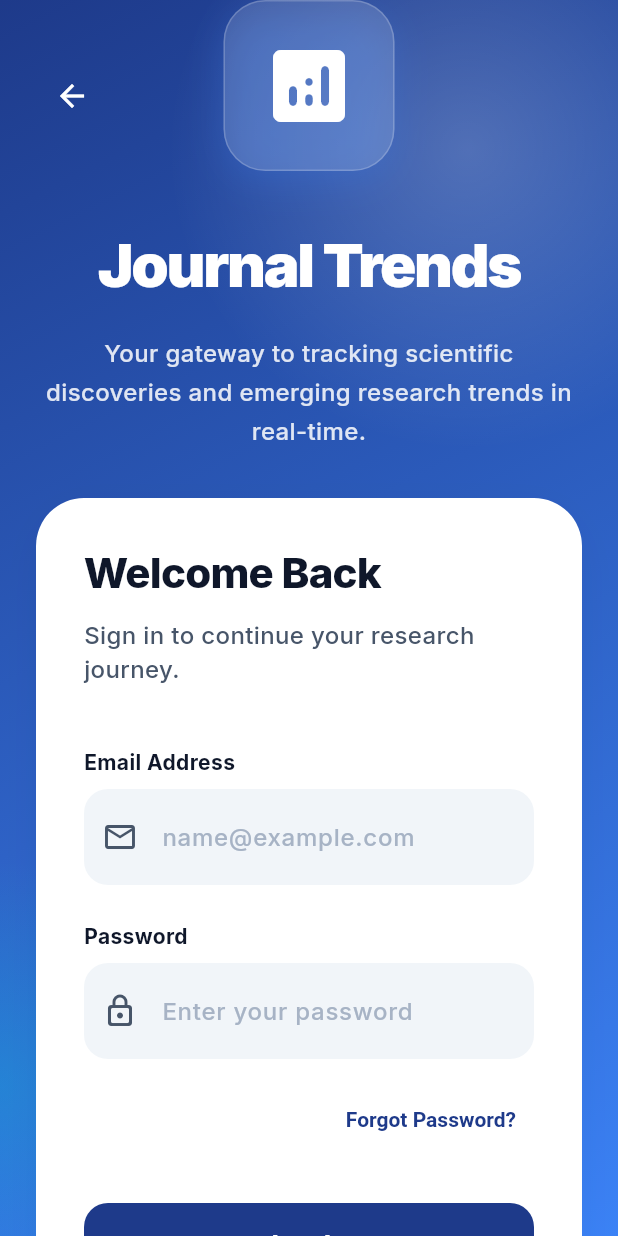
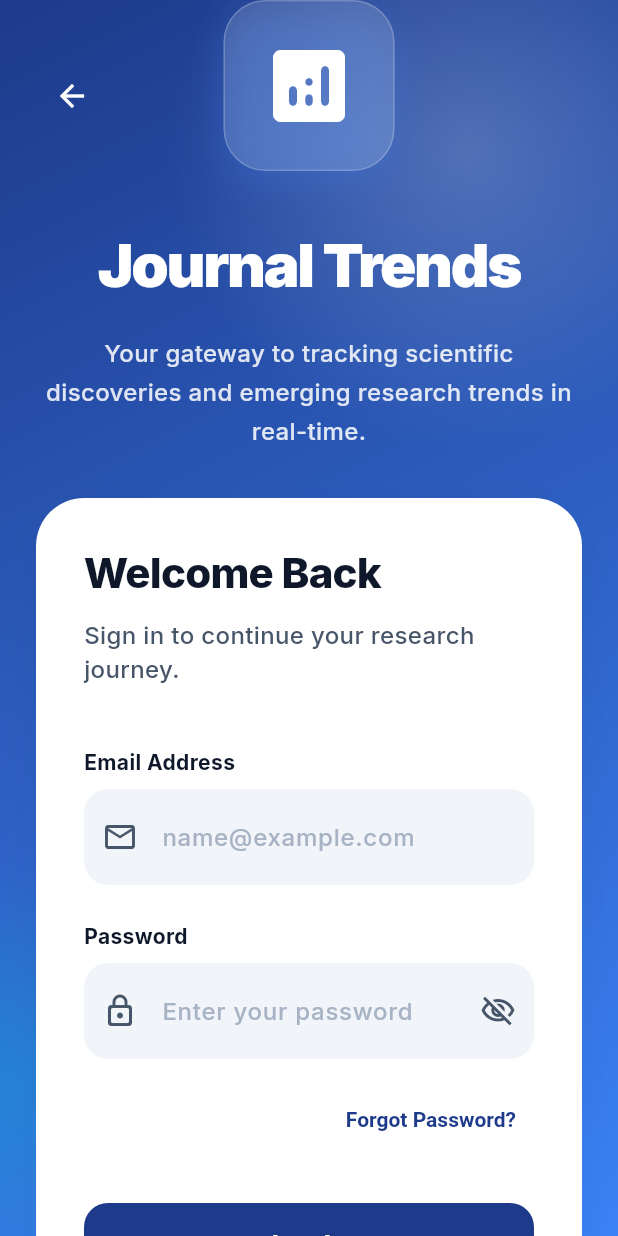
Before and after one commit to Phamphuong2004/PRM393_Projects, a Flutter app: the LoginScreen screen opened by its route, on a phone screen of 412 x 824 dp. Run offline on Flutter 3.47's test engine with Material 3 defaults, Android fonts, the phone set to English and light mode, and no system bars; our stand-ins replace dio, fl_chart, flutter_riverpod, flutter_secure_storage, freezed_annotation, go_router and 2 more; accounts and stored records are empty.

Commit message:
feat: add password visibility toggle on login and register screens

```diff
--- a/scientific_journal_trend_tracker_frontend_flutter_app/lib/features/auth/screens/login_screen.dart
+++ b/scientific_journal_trend_tracker_frontend_flutter_app/lib/features/auth/screens/login_screen.dart
@@ -15,6 +15,7 @@
   final _emailController = TextEditingController();
   final _passwordController = TextEditingController();
   bool _isLoading = false;
+  bool _obscurePassword = true;
   String? _errorMessage;
 
   Future<void> _handleLogin() async {
@@ -251,7 +252,16 @@
                 label: 'Password',
                 hint: 'Enter your password',
                 icon: Icons.lock_outline_rounded,
-                obscureText: true,
+                obscureText: _obscurePassword,
+                suffixIcon: IconButton(
+                  icon: Icon(
+                    _obscurePassword
+                        ? Icons.visibility_off_outlined
+                        : Icons.visibility_outlined,
+                    color: AppColors.textSecondary,
+                  ),
+                  onPressed: () => setState(() => _obscurePassword = !_obscurePassword),
+                ),
               ),
 
               const SizedBox(height: 16),
@@ -313,6 +323,7 @@
     required IconData icon,
     bool obscureText = false,
     TextInputType? keyboardType,
+    Widget? suffixIcon,
   }) {
     return Column(
       crossAxisAlignment: CrossAxisAlignment.start,
@@ -326,6 +337,7 @@
           style: const TextStyle(fontWeight: FontWeight.w500),
           decoration: InputDecoration(
             prefixIcon: Icon(icon, color: AppColors.textSecondary),
+            suffixIcon: suffixIcon,
             hintText: hint,
             hintStyle: TextStyle(color: AppColors.textLight.withValues(alpha: 0.8)),
             filled: true,
```
Also changed, not shown: scientific_journal_trend_tracker_frontend_flutter_app/lib/features/auth/screens/register_screen.dart (+13 -1 lines), Scientific_Journal_Trend_Tracker_Backend/package-lock.json, scientific_journal_trend_tracker_frontend_flutter_app/pubspec.lock.
